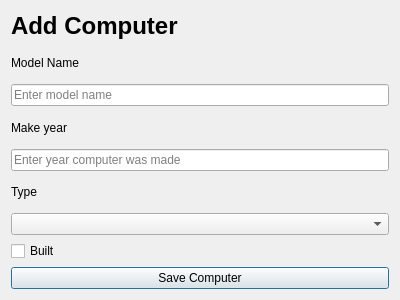
Old version of the form addcomputer.ui in the repository danielm15/VLN1-2016-Hopur_16.
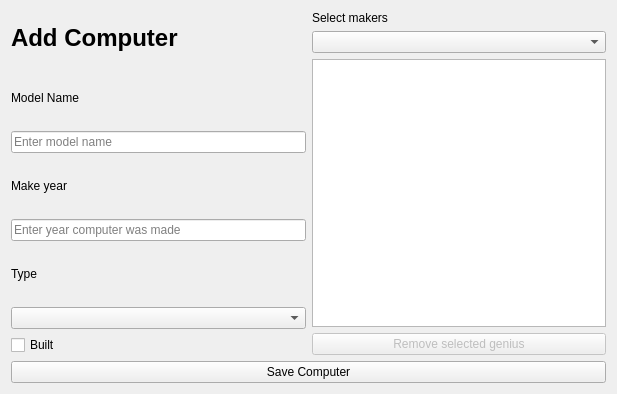
New version of the form.

Commit message: Relationship between computer and genius can now been added through computeradd

The edit to the form file:
```diff
--- a/addcomputer.ui
+++ b/addcomputer.ui
@@ -6,8 +6,8 @@
    <rect>
     <x>0</x>
     <y>0</y>
-    <width>400</width>
-    <height>300</height>
+    <width>617</width>
+    <height>394</height>
    </rect>
   </property>
   <property name="windowTitle">
@@ -15,6 +15,10 @@
   </property>
   <layout class="QVBoxLayout" name="verticalLayout">
    <item>
+    <layout class="QHBoxLayout" name="horizontalLayout_3">
+     <item>
+      <layout class="QVBoxLayout" name="verticalLayout_2">
+       <item>
     <widget class="QLabel" name="labelAddComputerHeading">
      <property name="text">
       <string>&lt;h1&gt;Add Computer&lt;/h1&gt;</string>
@@ -96,6 +100,37 @@
       <bool>false</bool>
      </property>
     </widget>
+       </item>
+      </layout>
+     </item>
+     <item>
+      <layout class="QVBoxLayout" name="verticalLayout_4">
+       <item>
+        <widget class="QLabel" name="labelAddGeniuses">
+         <property name="text">
+          <string>Select makers</string>
+         </property>
+        </widget>
+       </item>
+       <item>
+        <widget class="QComboBox" name="comboBoxGeniuses"/>
+       </item>
+       <item>
+        <widget class="QListWidget" name="listWidgetGeniuses"/>
+       </item>
+       <item>
+        <widget class="QPushButton" name="buttonRemoveGeniuses">
+         <property name="enabled">
+          <bool>false</bool>
+         </property>
+         <property name="text">
+          <string>Remove selected genius</string>
+         </property>
+        </widget>
+       </item>
+      </layout>
+     </item>
+    </layout>
    </item>
    <item>
     <widget class="QPushButton" name="pushButtonSaveComputer">
```
Lines whose indentation alone changed are shown as unchanged. The commit also changes 2 other files.
